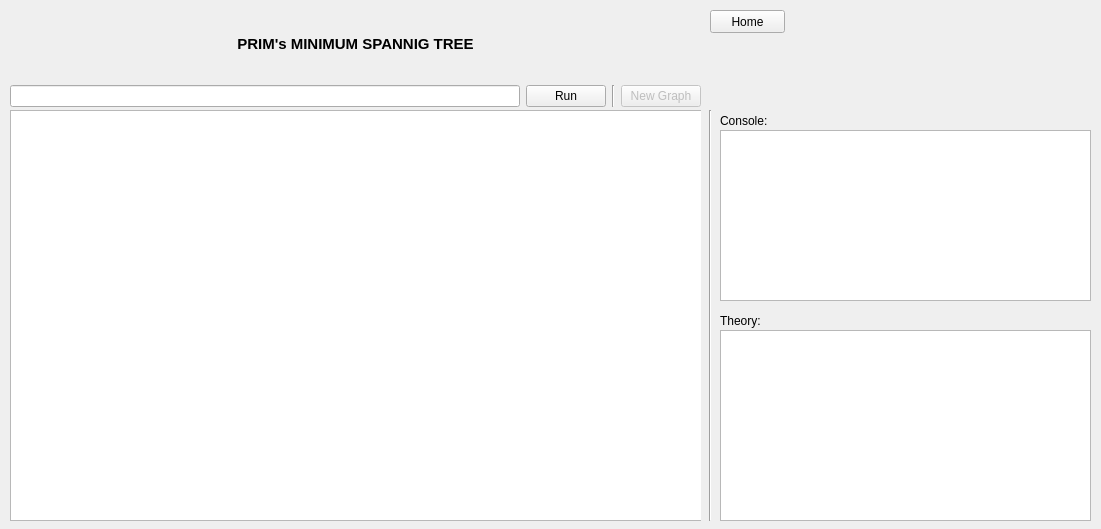
The window that AlgoViz/src/resources/views/PrimView.ui (Sabin-B-99/AlgoViz) describes before a commit, drawn with Qt 5.
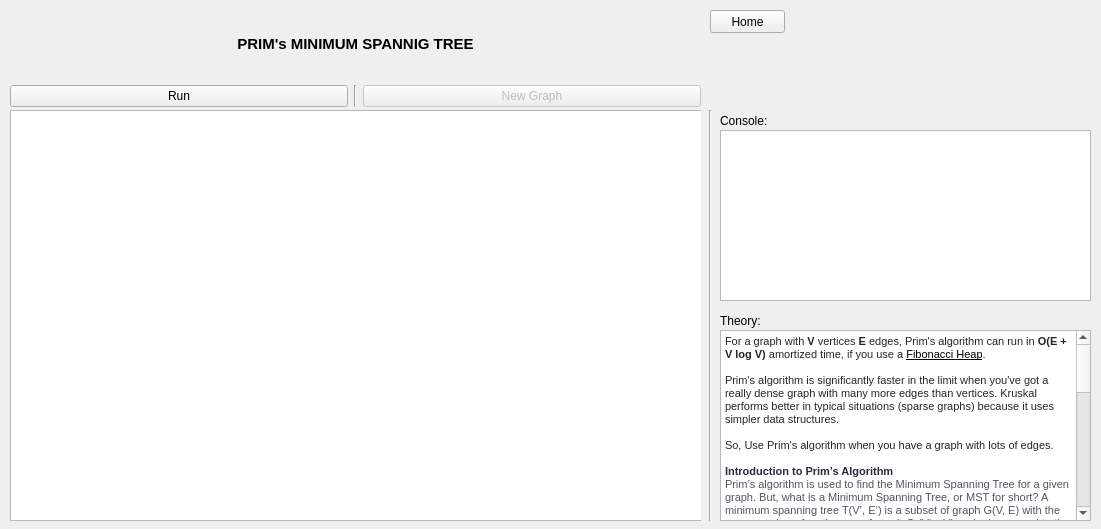
The same window after the commit.

Commit message: Added theory for all algorithms and dsa

```diff
--- a/AlgoViz/src/resources/views/PrimView.ui
+++ b/AlgoViz/src/resources/views/PrimView.ui
@@ -39,7 +39,7 @@
     <string>Console:</string>
    </property>
   </widget>
-  <widget class="QPlainTextEdit" name="primInfoPlainTextEdit">
+  <widget class="QTextBrowser" name="primInfoTextBrowser">
    <property name="geometry">
     <rect>
      <x>720</x>
@@ -48,8 +48,30 @@
      <height>191</height>
     </rect>
    </property>
-   <property name="readOnly">
-    <bool>true</bool>
+   <property name="html">
+    <string>&lt;!DOCTYPE HTML PUBLIC &quot;-//W3C//DTD HTML 4.0//EN&quot; &quot;http://www.w3.org/TR/REC-html40/strict.dtd&quot;&gt;
+&lt;html&gt;&lt;head&gt;&lt;meta name=&quot;qrichtext&quot; content=&quot;1&quot; /&gt;&lt;style type=&quot;text/css&quot;&gt;
+p, li { white-space: pre-wrap; }
+&lt;/style&gt;&lt;/head&gt;&lt;body style=&quot; font-family:'MS Shell Dlg 2'; font-size:8.25pt; font-weight:400; font-style:normal;&quot;&gt;
+&lt;p style=&quot; margin-top:0px; margin-bottom:0px; margin-left:0px; margin-right:0px; -qt-block-indent:0; text-indent:0px;&quot;&gt;&lt;span style=&quot; font-family:'-apple-system','BlinkMacSystemFont','Segoe UI Adjusted','Segoe UI','Liberation Sans','sans-serif'; font-size:8pt; color:#232629; background-color:#ffffff;&quot;&gt;For a graph with &lt;/span&gt;&lt;span style=&quot; font-family:'-apple-system','BlinkMacSystemFont','Segoe UI Adjusted','Segoe UI','Liberation Sans','sans-serif'; font-size:8pt; font-weight:600; color:#232629; background-color:#ffffff;&quot;&gt;V&lt;/span&gt;&lt;span style=&quot; font-family:'-apple-system','BlinkMacSystemFont','Segoe UI Adjusted','Segoe UI','Liberation Sans','sans-serif'; font-size:8pt; color:#232629; background-color:#ffffff;&quot;&gt; vertices &lt;/span&gt;&lt;span style=&quot; font-family:'-apple-system','BlinkMacSystemFont','Segoe UI Adjusted','Segoe UI','Liberation Sans','sans-serif'; font-size:8pt; font-weight:600; color:#232629; background-color:#ffffff;&quot;&gt;E&lt;/span&gt;&lt;span style=&quot; font-family:'-apple-system','BlinkMacSystemFont','Segoe UI Adjusted','Segoe UI','Liberation Sans','sans-serif'; font-size:8pt; color:#232629; background-color:#ffffff;&quot;&gt; edges, Prim's algorithm can run in &lt;/span&gt;&lt;span style=&quot; font-family:'-apple-system','BlinkMacSystemFont','Segoe UI Adjusted','Segoe UI','Liberation Sans','sans-serif'; font-size:8pt; font-weight:600; color:#232629; background-color:#ffffff;&quot;&gt;O(E + V log V)&lt;/span&gt;&lt;span style=&quot; font-family:'-apple-system','BlinkMacSystemFont','Segoe UI Adjusted','Segoe UI','Liberation Sans','sans-serif'; font-size:8pt; color:#232629; background-color:#ffffff;&quot;&gt; amortized time, if you use a &lt;/span&gt;&lt;a href=&quot;http://en.wikipedia.org/wiki/Fibonacci_heap&quot;&gt;&lt;span style=&quot; font-family:'-apple-system','BlinkMacSystemFont','Segoe UI Adjusted','Segoe UI','Liberation Sans','sans-serif'; font-size:8pt; text-decoration: underline; color:#000000; background-color:#ffffff;&quot;&gt;Fibonacci Heap&lt;/span&gt;&lt;/a&gt;&lt;span style=&quot; font-family:'-apple-system','BlinkMacSystemFont','Segoe UI Adjusted','Segoe UI','Liberation Sans','sans-serif'; font-size:8pt; color:#232629; background-color:#ffffff;&quot;&gt;.&lt;/span&gt;&lt;/p&gt;
+&lt;p style=&quot;-qt-paragraph-type:empty; margin-top:0px; margin-bottom:0px; margin-left:0px; margin-right:0px; -qt-block-indent:0; text-indent:0px; font-family:'-apple-system','BlinkMacSystemFont','Segoe UI Adjusted','Segoe UI','Liberation Sans','sans-serif'; font-size:8pt; color:#232629;&quot;&gt;&lt;br /&gt;&lt;/p&gt;
+&lt;p style=&quot; margin-top:0px; margin-bottom:0px; margin-left:0px; margin-right:0px; -qt-block-indent:0; text-indent:0px;&quot;&gt;&lt;span style=&quot; font-family:'-apple-system','BlinkMacSystemFont','Segoe UI Adjusted','Segoe UI','Liberation Sans','sans-serif'; font-size:8pt; color:#232629; background-color:#ffffff;&quot;&gt;Prim's algorithm is significantly faster in the limit when you've got a really dense graph with many more edges than vertices. Kruskal performs better in typical situations (sparse graphs) because it uses simpler data structures.&lt;/span&gt;&lt;/p&gt;
+&lt;p style=&quot;-qt-paragraph-type:empty; margin-top:0px; margin-bottom:0px; margin-left:0px; margin-right:0px; -qt-block-indent:0; text-indent:0px; font-family:'-apple-system','BlinkMacSystemFont','Segoe UI Adjusted','Segoe UI','Liberation Sans','sans-serif'; font-size:8pt; color:#232629;&quot;&gt;&lt;br /&gt;&lt;/p&gt;
+&lt;p style=&quot; margin-top:0px; margin-bottom:0px; margin-left:0px; margin-right:0px; -qt-block-indent:0; text-indent:0px;&quot;&gt;&lt;span style=&quot; font-family:'-apple-system','BlinkMacSystemFont','Segoe UI Adjusted','Segoe UI','Liberation Sans','sans-serif'; font-size:8pt; color:#232629; background-color:#ffffff;&quot;&gt;So, Use Prim's algorithm when you have a graph with lots of edges.&lt;/span&gt;&lt;/p&gt;
+&lt;p style=&quot;-qt-paragraph-type:empty; margin-top:0px; margin-bottom:0px; margin-left:0px; margin-right:0px; -qt-block-indent:0; text-indent:0px; font-family:'-apple-system','BlinkMacSystemFont','Segoe UI Adjusted','Segoe UI','Liberation Sans','sans-serif'; font-size:8pt; color:#232629;&quot;&gt;&lt;br /&gt;&lt;/p&gt;
+&lt;p style=&quot; margin-top:0px; margin-bottom:0px; margin-left:0px; margin-right:0px; -qt-block-indent:0; text-indent:0px;&quot;&gt;&lt;span style=&quot; font-family:'Arial','sans-serif'; font-size:8pt; font-weight:600; color:#272c37;&quot;&gt;Introduction to Prim’s Algorithm&lt;/span&gt;&lt;span style=&quot; font-size:8pt;&quot;&gt; &lt;/span&gt;&lt;/p&gt;
+&lt;p style=&quot; margin-top:0px; margin-bottom:0px; margin-left:0px; margin-right:0px; -qt-block-indent:0; text-indent:0px; background-color:#ffffff;&quot;&gt;&lt;span style=&quot; font-family:'Arial','sans-serif'; font-size:8pt; color:#51565e;&quot;&gt;Prim’s algorithm is used to find the Minimum Spanning Tree for a given graph. But, what is a Minimum Spanning Tree, or MST for short? A minimum spanning tree T(V’, E’) is a subset of graph G(V, E) with the same number of vertices as of graph G (V’ = V) and edges equal to the number of vertices of graph G minus one (E’ = |V| - 1). Prim's approach identifies the subset of edges that includes every vertex in the graph, and allows the sum of the edge weights to be minimized.&lt;/span&gt;&lt;span style=&quot; font-size:8pt;&quot;&gt; &lt;/span&gt;&lt;/p&gt;
+&lt;p style=&quot;-qt-paragraph-type:empty; margin-top:0px; margin-bottom:0px; margin-left:0px; margin-right:0px; -qt-block-indent:0; text-indent:0px; font-size:8pt; background-color:#ffffff;&quot;&gt;&lt;br /&gt;&lt;/p&gt;
+&lt;p style=&quot; margin-top:0px; margin-bottom:0px; margin-left:0px; margin-right:0px; -qt-block-indent:0; text-indent:0px; background-color:#ffffff;&quot;&gt;&lt;span style=&quot; font-family:'Arial','sans-serif'; font-size:8pt; color:#51565e;&quot;&gt;Prim’s algorithm starts with a single node and works its way through several adjacent nodes, exploring all of the connected edges along the way. Edges with the minimum weights that do not cause cycles in the graph get selected for t inclusion in the MST structure. Hence, we can say that Prim’s algorithm takes a locally optimum decision in order to find the globally optimal solution. That is why it is also known as a Greedy Algorithm.&lt;/span&gt;&lt;span style=&quot; font-size:8pt;&quot;&gt; &lt;/span&gt;&lt;/p&gt;
+&lt;h2 style=&quot; margin-top:0px; margin-bottom:0px; margin-left:0px; margin-right:0px; -qt-block-indent:0; text-indent:0px; background-color:#ffffff;&quot;&gt;&lt;span style=&quot; font-family:'Arial','sans-serif'; font-size:8pt; font-weight:600; color:#272c37;&quot;&gt;How to Create MST Using Prim’s Algorithm&lt;/span&gt;&lt;span style=&quot; font-size:8pt; font-weight:600;&quot;&gt; &lt;/span&gt;&lt;/h2&gt;
+&lt;p style=&quot; margin-top:0px; margin-bottom:0px; margin-left:0px; margin-right:0px; -qt-block-indent:0; text-indent:0px; background-color:#ffffff;&quot;&gt;&lt;span style=&quot; font-family:'Arial','sans-serif'; font-size:8pt; color:#51565e;&quot;&gt;Let’s first look into the steps involved in Prim’s Algorithm to generate a minimum spanning tree:&lt;/span&gt;&lt;span style=&quot; font-size:8pt;&quot;&gt; &lt;/span&gt;&lt;/p&gt;
+&lt;p style=&quot; margin-top:12px; margin-bottom:0px; margin-left:0px; margin-right:0px; -qt-block-indent:0; text-indent:0px; background-color:#ffffff;&quot;&gt;&lt;span style=&quot; font-family:'Symbol'; font-size:10pt; color:#51565e;&quot;&gt;·&lt;/span&gt;&lt;span style=&quot; font-family:'Times New Roman'; font-size:7pt; color:#51565e;&quot;&gt;         &lt;/span&gt;&lt;span style=&quot; font-family:'Arial','sans-serif'; font-size:8pt; color:#51565e;&quot;&gt;Step 1: Determine the arbitrary starting vertex.&lt;/span&gt;&lt;span style=&quot; font-size:8pt;&quot;&gt; &lt;/span&gt;&lt;/p&gt;
+&lt;p style=&quot; margin-top:12px; margin-bottom:0px; margin-left:0px; margin-right:0px; -qt-block-indent:0; text-indent:0px; background-color:#ffffff;&quot;&gt;&lt;span style=&quot; font-family:'Symbol'; font-size:10pt; color:#51565e;&quot;&gt;·&lt;/span&gt;&lt;span style=&quot; font-family:'Times New Roman'; font-size:7pt; color:#51565e;&quot;&gt;         &lt;/span&gt;&lt;span style=&quot; font-family:'Arial','sans-serif'; font-size:8pt; color:#51565e;&quot;&gt;Step 2: Keep repeating steps 3 and 4 until the fringe vertices (vertices not included in MST) remain. &lt;/span&gt;&lt;span style=&quot; font-size:8pt;&quot;&gt; &lt;/span&gt;&lt;/p&gt;
+&lt;p style=&quot; margin-top:12px; margin-bottom:0px; margin-left:0px; margin-right:0px; -qt-block-indent:0; text-indent:0px; background-color:#ffffff;&quot;&gt;&lt;span style=&quot; font-family:'Symbol'; font-size:10pt; color:#51565e;&quot;&gt;·&lt;/span&gt;&lt;span style=&quot; font-family:'Times New Roman'; font-size:7pt; color:#51565e;&quot;&gt;         &lt;/span&gt;&lt;span style=&quot; font-family:'Arial','sans-serif'; font-size:8pt; color:#51565e;&quot;&gt;Step 3: Select an edge connecting the tree vertex and fringe vertex having the minimum weight.&lt;/span&gt;&lt;span style=&quot; font-size:8pt;&quot;&gt; &lt;/span&gt;&lt;/p&gt;
+&lt;p style=&quot; margin-top:12px; margin-bottom:0px; margin-left:0px; margin-right:0px; -qt-block-indent:0; text-indent:0px; background-color:#ffffff;&quot;&gt;&lt;span style=&quot; font-family:'Symbol'; font-size:10pt; color:#51565e;&quot;&gt;·&lt;/span&gt;&lt;span style=&quot; font-family:'Times New Roman'; font-size:7pt; color:#51565e;&quot;&gt;         &lt;/span&gt;&lt;span style=&quot; font-family:'Arial','sans-serif'; font-size:8pt; color:#51565e;&quot;&gt;Step 4: Add the chosen edge to MST if it doesn’t form any closed cycle.&lt;/span&gt;&lt;span style=&quot; font-size:8pt;&quot;&gt; &lt;/span&gt;&lt;/p&gt;
+&lt;p style=&quot; margin-top:12px; margin-bottom:0px; margin-left:0px; margin-right:0px; -qt-block-indent:0; text-indent:0px; background-color:#ffffff;&quot;&gt;&lt;span style=&quot; font-family:'Symbol'; font-size:10pt; color:#51565e;&quot;&gt;·&lt;/span&gt;&lt;span style=&quot; font-family:'Times New Roman'; font-size:7pt; color:#51565e;&quot;&gt;         &lt;/span&gt;&lt;span style=&quot; font-family:'Arial','sans-serif'; font-size:8pt; color:#51565e;&quot;&gt;Step 5: Exit&lt;/span&gt;&lt;span style=&quot; font-size:8pt;&quot;&gt; &lt;/span&gt;&lt;/p&gt;
+&lt;p style=&quot; margin-top:0px; margin-bottom:0px; margin-left:0px; margin-right:0px; -qt-block-indent:0; text-indent:0px; background-color:#ffffff;&quot;&gt;&lt;span style=&quot; font-family:'Arial','sans-serif'; font-size:8pt; color:#51565e;&quot;&gt;Using the steps mentioned above, we are supposed to generate a minimum spanning tree structure.&lt;/span&gt;&lt;span style=&quot; font-size:8pt;&quot;&gt; &lt;/span&gt;&lt;/p&gt;
+&lt;p style=&quot; margin-top:12px; margin-bottom:12px; margin-left:0px; margin-right:0px; -qt-block-indent:0; text-indent:0px;&quot;&gt;&lt;span style=&quot; font-size:8pt;&quot;&gt;  &lt;/span&gt;&lt;/p&gt;&lt;/body&gt;&lt;/html&gt;</string>
    </property>
   </widget>
   <widget class="QWidget" name="primAnimAreaPane" native="true">
@@ -123,9 +145,6 @@
     </item>
     <item>
      <layout class="QHBoxLayout" name="primControlPane">
-      <item>
-       <widget class="QLineEdit" name="primInsertLineEdit"/>
-      </item>
       <item>
        <widget class="QPushButton" name="primInsertBtn">
         <property name="text">
```
The commit also changes 8 other files.
